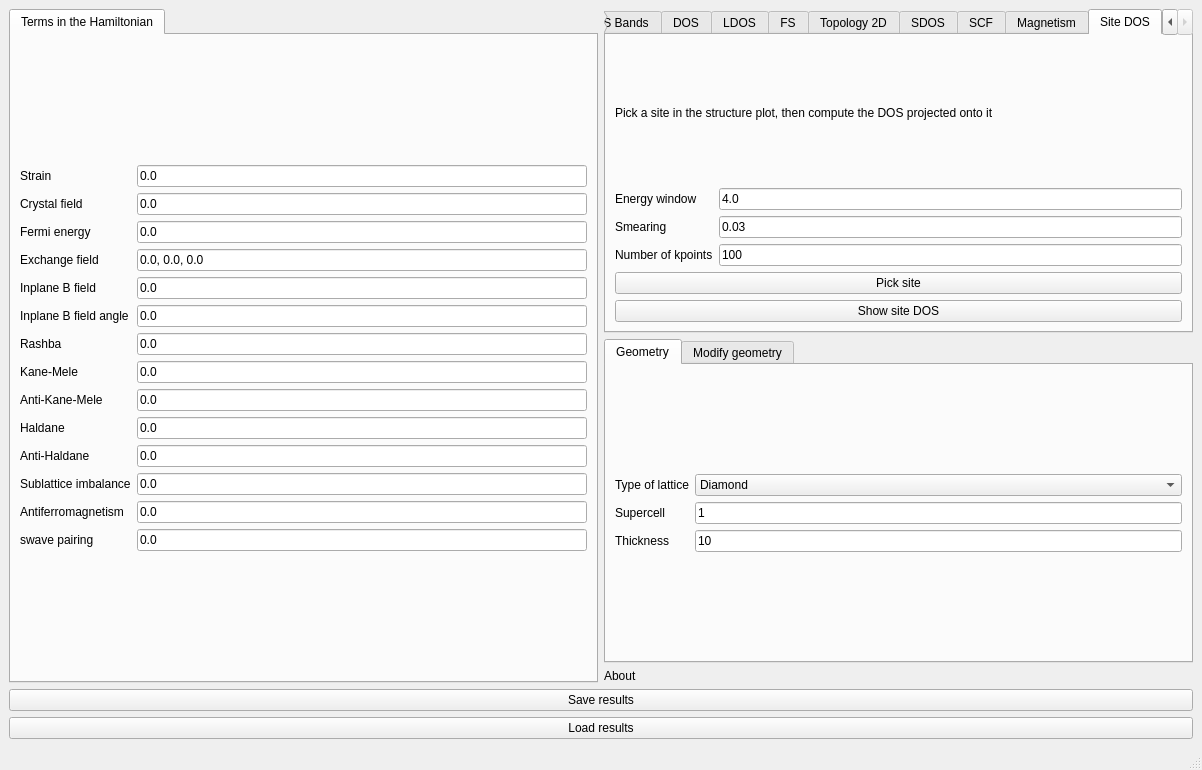
The window that interface-pyqt/2dslab/interface.ui (joselado/quantum-lattice) describes before a commit, drawn with Qt 5.
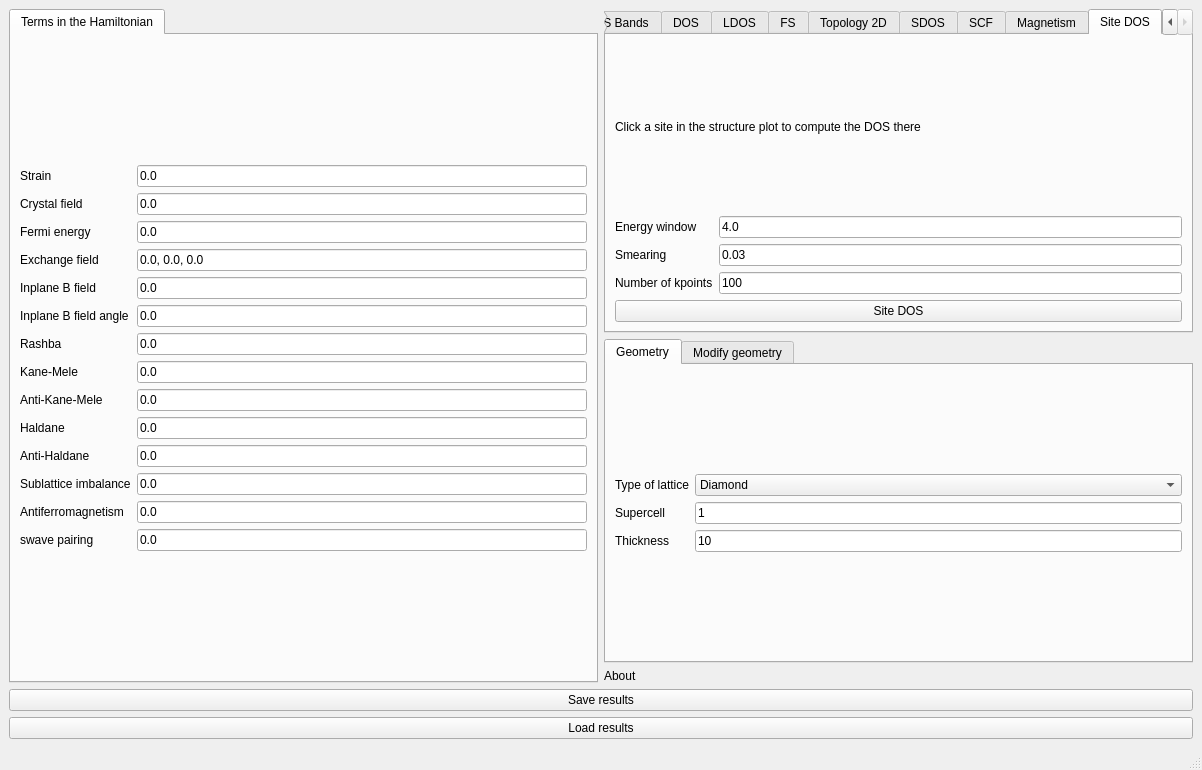
The same window after the commit. The open tabs and pages were chosen to show the change. Custom widgets are drawn as their Qt base class.

Commit message: Make Site DOS a single interactive view instead of two separate steps

The edit to the form file:
```diff
--- a/interface-pyqt/2dslab/interface.ui
+++ b/interface-pyqt/2dslab/interface.ui
@@ -1118,7 +1118,7 @@
         <item>
          <widget class="BodyLabel" name="label_site_dos_info">
           <property name="text">
-           <string>Pick a site in the structure plot, then compute the DOS projected onto it</string>
+           <string>Click a site in the structure plot to compute the DOS there</string>
           </property>
           <property name="wordWrap">
            <bool>true</bool>
@@ -1171,20 +1171,10 @@
           </item>
          </layout>
         </item>
-        <item>
-         <widget class="PushButton" name="select_site_dos">
-          <property name="toolTip">
-           <string>Click a site in the structure plot to select it</string>
-          </property>
-          <property name="text">
-           <string>Pick site</string>
-          </property>
-         </widget>
-        </item>
         <item>
          <widget class="PushButton" name="show_site_dos">
           <property name="text">
-           <string>Show site DOS</string>
+           <string>Site DOS</string>
           </property>
          </widget>
         </item>
```
The commit also changes 30 other files.
